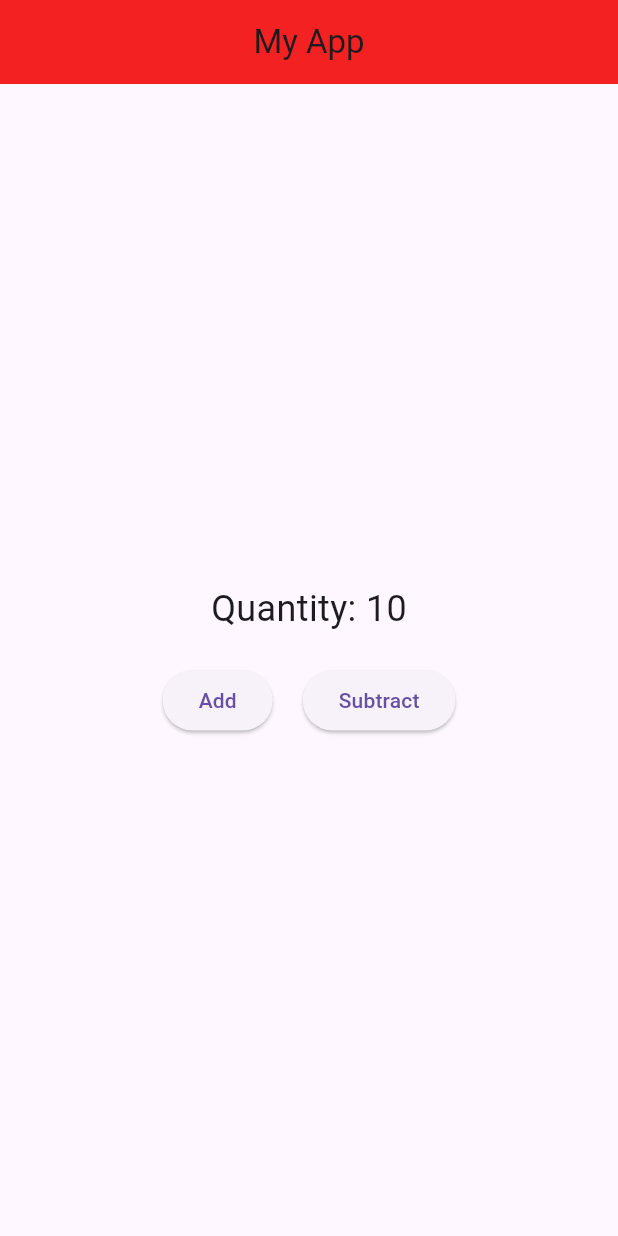
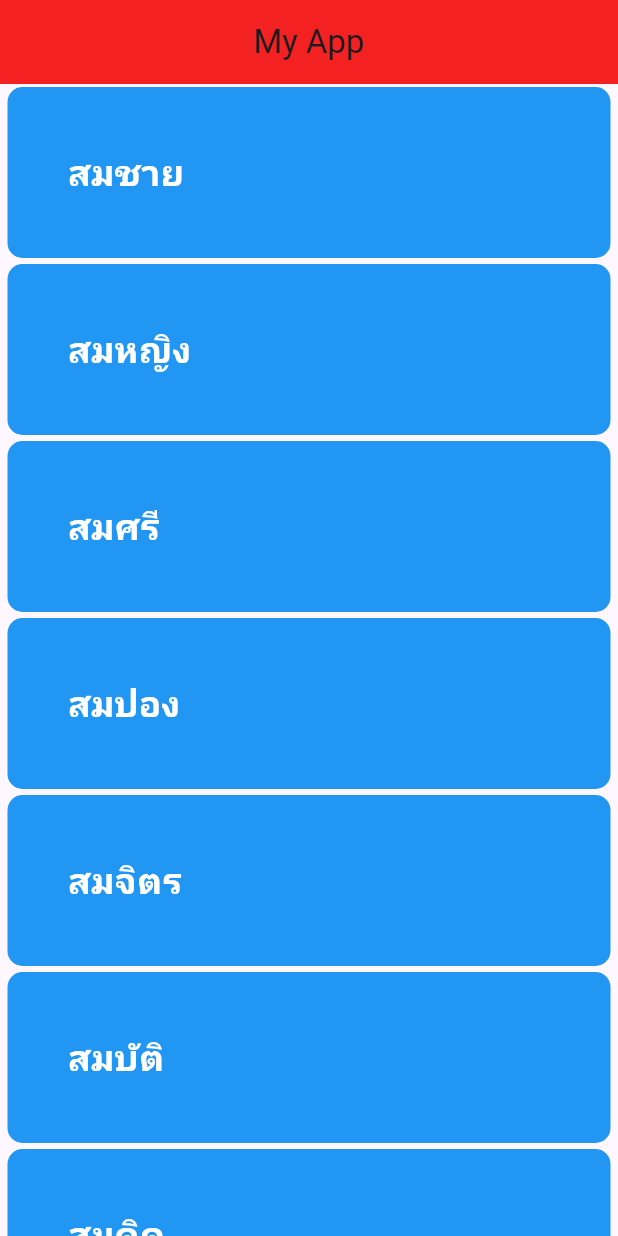
Before and after one commit to pitiya10/learn_flutter_67_2, a Flutter app: the screen it shows after launch, on a phone screen of 412 x 824 dp. Run offline on Flutter 3.47's test engine with Material 3 defaults, Android fonts, the phone set to English and light mode, and no system bars.

Commit message:
step 9: Listview widget

```diff
--- a/lib/screen/item.dart
+++ b/lib/screen/item.dart
@@ -1,4 +1,4 @@
-//Step 8 : stateful widget
+// step8: stateful widget
 import 'package:flutter/material.dart';
 
 class Item extends StatefulWidget {
@@ -11,46 +11,72 @@
 class _ItemState extends State<Item> {
   int quantity = 10;
 
-  void addQuantity() {
-    setState(() {
-      quantity++;
-    });
-  }
+// void addQuantity() {
+//     setState(() {
+//       quantity++;
+//     });
+//   }
 
-  void subtractQuantity() {
-    setState(() {
-     quantity = (quantity > 0) ? quantity - 1 : 0;
-    });
-  }
+// void subtractQuantity() {
+//     setState(() {
+//       if (quantity > 0) {
+//         quantity--;
+//       }
+//     });
+//   }
+
+// step 9: Listview widget
+List data = ["สมชาย", "สมหญิง", "สมศรี", "สมปอง", "สมจิตร", "สมบัติ", "สมคิด", "สมหวัง"];
 
   @override
   Widget build(BuildContext context) {
-    return Center(
-      child: Column(
-        mainAxisAlignment: MainAxisAlignment.center,
-        children: [
-          Text(
-            "Quantity: $quantity",
-            style: const TextStyle(fontSize: 24),
+    // return Center(
+    //   child: Column(
+    //     mainAxisAlignment: MainAxisAlignment.center,
+    //      children: [
+    //       Text(
+    //         "Quantity: $quantity",
+    //         style: const TextStyle(fontSize: 24, fontWeight: FontWeight.bold),
+    //       ),
+    //       const SizedBox(height: 20),
+    //       Row(
+    //         mainAxisAlignment: MainAxisAlignment.center,
+    //         children: [
+    //           ElevatedButton(
+    //             onPressed: addQuantity,
+    //             child: const Text("Add"),
+    //           ),
+    //           const SizedBox(width: 20),
+    //           ElevatedButton(
+    //             onPressed: subtractQuantity,
+    //             child: const Text("Subtract"),
+    //           ),
+    //         ],
+    //       ),
+    //      ],
+    //   ),
+    // );
+    return ListView.builder(
+      itemBuilder: (context, index) {
+        return Container(
+          decoration: BoxDecoration(
+            color: Colors.blue,
+            borderRadius: BorderRadius.circular(10),
           ),
-          const SizedBox(height: 20),
-          Row(
-            mainAxisAlignment: MainAxisAlignment.center,
-            children: [
-              ElevatedButton(
-                onPressed: addQuantity,
-                child: const Text("Add"),
-              ),
-              const SizedBox(width: 20),
-              ElevatedButton(
-                onPressed: subtractQuantity,
-                child: const Text("Subtract"),
-              ),
-            ],
+          margin: EdgeInsets.symmetric(vertical: 2, horizontal: 5),
+          padding: EdgeInsets.all(40),
+          child: Text(
+            data[index],
+            style: TextStyle(
+              fontSize: 24,
+              color: Colors.white,
+              fontWeight: FontWeight.bold,
+            ),
           ),
-        ],
-      ),
+        );
+
+    },
+    itemCount: data.length
     );
-
   }
 }
```
